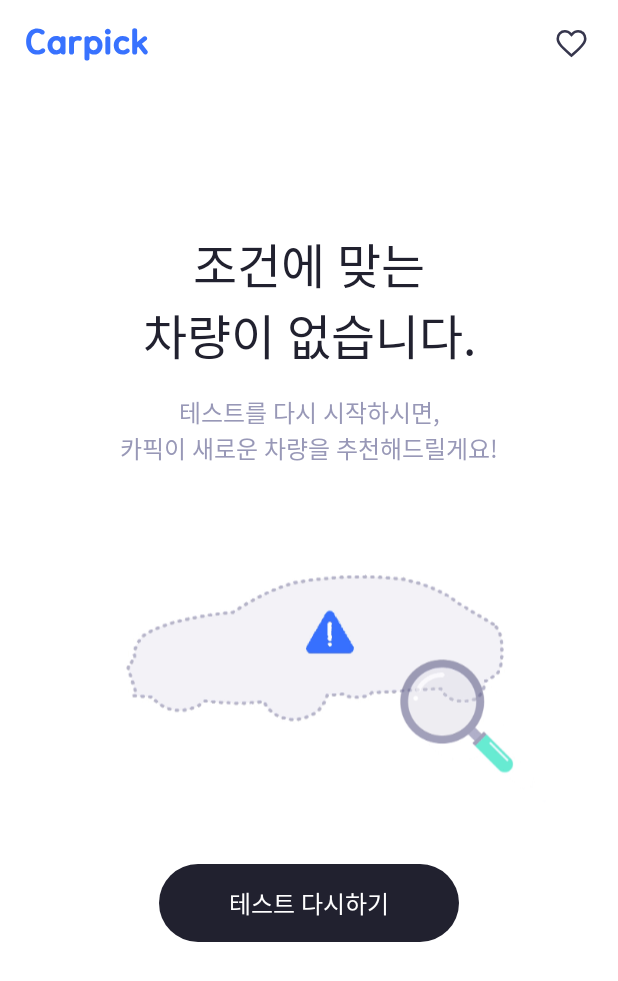
After one commit to bsideproject/17_5_android, an Android app built with Jetpack Compose: the fragment NoResultFragment shown on its own in the app's theme, on a phone screen of 412 x 824 dp. The commit adds this screen. Shown: the top 981 px of the screen. Run offline under Robolectric (Android 15) with nearby library versions, the phone set to English and light mode, and no system bars; pictures from the network do not load.

Commit message:
차량 결과 없는 페이지 작업

```diff
--- a/app/src/main/java/com/carpick/carpickapp/screen/fragment/CarPickStartFragment.kt
+++ b/app/src/main/java/com/carpick/carpickapp/screen/fragment/CarPickStartFragment.kt
@@ -1,12 +1,9 @@
 package com.carpick.carpickapp.screen.fragment
 
-import android.net.Uri
 import android.os.Bundle
 import android.view.LayoutInflater
 import android.view.View
 import android.view.ViewGroup
-import android.widget.MediaController
-import androidx.core.content.ContextCompat
 import com.bumptech.glide.Glide
 import com.carpick.carpickapp.R
 import com.carpick.carpickapp.databinding.FragmentCarpickStartBinding
--- /dev/null
+++ b/app/src/main/java/com/carpick/carpickapp/screen/fragment/NoResultFragment.kt
@@ -0,0 +1,74 @@
+package com.carpick.carpickapp.screen.fragment
+
+import android.os.Bundle
+import android.view.LayoutInflater
+import android.view.View
+import android.view.ViewGroup
+import androidx.fragment.app.FragmentManager
+import com.bumptech.glide.Glide
+import com.bumptech.glide.load.engine.GlideException
+import com.bumptech.glide.load.resource.gif.GifDrawable
+import com.bumptech.glide.request.RequestListener
+import com.bumptech.glide.request.RequestOptions
+import com.carpick.carpickapp.R
+import com.carpick.carpickapp.databinding.FragmentNotResultBinding
+import com.carpick.carpickapp.util.setOnSingleClickListener
+
+
+class NoResultFragment : BaseFragment<FragmentNotResultBinding>() {
+
+    override fun onViewCreated(view: View, savedInstanceState: Bundle?) {
+        super.onViewCreated(view, savedInstanceState)
+
+        initView()
+        initListener()
+    }
+
+    private fun initView() {
+        Glide.with(this)
+            .asGif()
+            .load(R.drawable.noresult_motion) // 여기에 자신의 GIF 리소스 ID를 넣어주세요
+            .apply(RequestOptions().disallowHardwareConfig()) // 이 부분이 핵심입니다
+            .listener(object : RequestListener<GifDrawable> { // DataSource를 GifDrawable로 변경
+                override fun onLoadFailed(
+                    e: GlideException?,
+                    model: Any?,
+                    target: com.bumptech.glide.request.target.Target<GifDrawable>?,
+                    isFirstResource: Boolean
+                ): Boolean {
+                    return false
+                }
+
+                override fun onResourceReady(
+                    resource: GifDrawable?,
+                    model: Any?,
+                    target: com.bumptech.glide.request.target.Target<GifDrawable>?,
+                    dataSource: com.bumptech.glide.load.DataSource?,
+                    isFirstResource: Boolean
+                ): Boolean {
+                    resource?.setLoopCount(1)
+                    return false
+                }
+            })
+            .into(binding.ivNoResult)
+    }
+
+    private fun initListener() {
+        binding.tvRestartTest.setOnSingleClickListener {
+            val fragmentManager: FragmentManager = requireActivity().supportFragmentManager
+
+            fragmentManager.popBackStack(null, FragmentManager.POP_BACK_STACK_INCLUSIVE)
+
+            fragmentManager.beginTransaction()
+                .replace(R.id.nav_host, CarPickStartFragment())
+                .commit()
+        }
+    }
+
+    override fun inflateBinding(
+        inflater: LayoutInflater,
+        container: ViewGroup?
+    ): FragmentNotResultBinding {
+        return FragmentNotResultBinding.inflate(layoutInflater)
+    }
+}
--- /dev/null
+++ b/app/src/main/res/layout/fragment_not_result.xml
@@ -0,0 +1,82 @@
+<?xml version="1.0" encoding="utf-8"?>
+<androidx.constraintlayout.widget.ConstraintLayout xmlns:android="http://schemas.android.com/apk/res/android"
+    xmlns:app="http://schemas.android.com/apk/res-auto"
+    android:layout_width="match_parent"
+    android:layout_height="match_parent"
+    android:background="@color/white">
+
+    <include
+        android:id="@+id/title_layout"
+        layout="@layout/title_layout"
+        app:layout_constraintEnd_toEndOf="parent"
+        app:layout_constraintStart_toStartOf="parent"
+        app:layout_constraintTop_toTopOf="parent" />
+
+    <ScrollView
+        android:layout_width="match_parent"
+        android:layout_height="0dp"
+        app:layout_constraintBottom_toBottomOf="parent"
+        app:layout_constraintEnd_toEndOf="parent"
+        app:layout_constraintStart_toStartOf="parent"
+        app:layout_constraintTop_toBottomOf="@id/title_layout">
+
+        <androidx.constraintlayout.widget.ConstraintLayout
+            android:layout_width="match_parent"
+            android:layout_height="match_parent">
+
+            <androidx.appcompat.widget.AppCompatTextView
+                android:id="@+id/tv_title"
+                android:layout_width="wrap_content"
+                android:layout_height="wrap_content"
+                android:layout_marginTop="94dp"
+                android:fontFamily="@font/pretendard_bold"
+                android:gravity="center"
+                android:text="조건에 맞는\n차량이 없습니다."
+                android:textColor="@color/color_21212f"
+                android:textSize="32dp"
+                app:layout_constraintEnd_toEndOf="parent"
+                app:layout_constraintStart_toStartOf="parent"
+                app:layout_constraintTop_toTopOf="parent"/>
+
+            <androidx.appcompat.widget.AppCompatTextView
+                android:id="@+id/tv_sub_title"
+                android:layout_width="wrap_content"
+                android:layout_height="wrap_content"
+                android:layout_marginTop="16dp"
+                android:fontFamily="@font/pretendard_medium"
+                android:gravity="center"
+                android:text="테스트를 다시 시작하시면,\n카픽이 새로운 차량을 추천해드릴게요!"
+                android:textColor="@color/color_9898b7"
+                android:textSize="16dp"
+                app:layout_constraintEnd_toEndOf="parent"
+                app:layout_constraintStart_toStartOf="parent"
+                app:layout_constraintTop_toBottomOf="@id/tv_title" />
+
+            <androidx.appcompat.widget.AppCompatImageView
+                android:id="@+id/iv_no_result"
+                android:layout_width="0dp"
+                android:layout_height="0dp"
+                android:layout_marginTop="8dp"
+                app:layout_constraintDimensionRatio="360:218"
+                app:layout_constraintEnd_toEndOf="parent"
+                app:layout_constraintStart_toStartOf="parent"
+                app:layout_constraintTop_toBottomOf="@id/tv_sub_title" />
+
+            <androidx.appcompat.widget.AppCompatTextView
+                android:id="@+id/tv_restart_test"
+                android:layout_width="200dp"
+                android:layout_height="52dp"
+                android:layout_marginTop="8dp"
+                android:background="@drawable/bg_round_21212ff"
+                android:fontFamily="@font/pretendard_bold"
+                android:gravity="center"
+                android:text="테스트 다시하기"
+                android:textColor="@color/white"
+                android:textSize="16dp"
+                app:layout_constraintDimensionRatio="200:52"
+                app:layout_constraintEnd_toEndOf="parent"
+                app:layout_constraintStart_toStartOf="parent"
+                app:layout_constraintTop_toBottomOf="@id/iv_no_result" />
+        </androidx.constraintlayout.widget.ConstraintLayout>
+    </ScrollView>
+</androidx.constraintlayout.widget.ConstraintLayout>
--- a/app/src/main/res/values/colors.xml
+++ b/app/src/main/res/values/colors.xml
@@ -16,4 +16,5 @@
     <color name="color_6b96ff">#6b96ff</color>
     <color name="color_84abff">#8fabff</color>
     <color name="color_eaf0ff">#EAF0FF</color>
+    <color name="color_9898b7">#9898b7</color>
 </resources>
```
Also changed, not shown: app/src/main/res/drawable/noresult_motion.gif (added).
